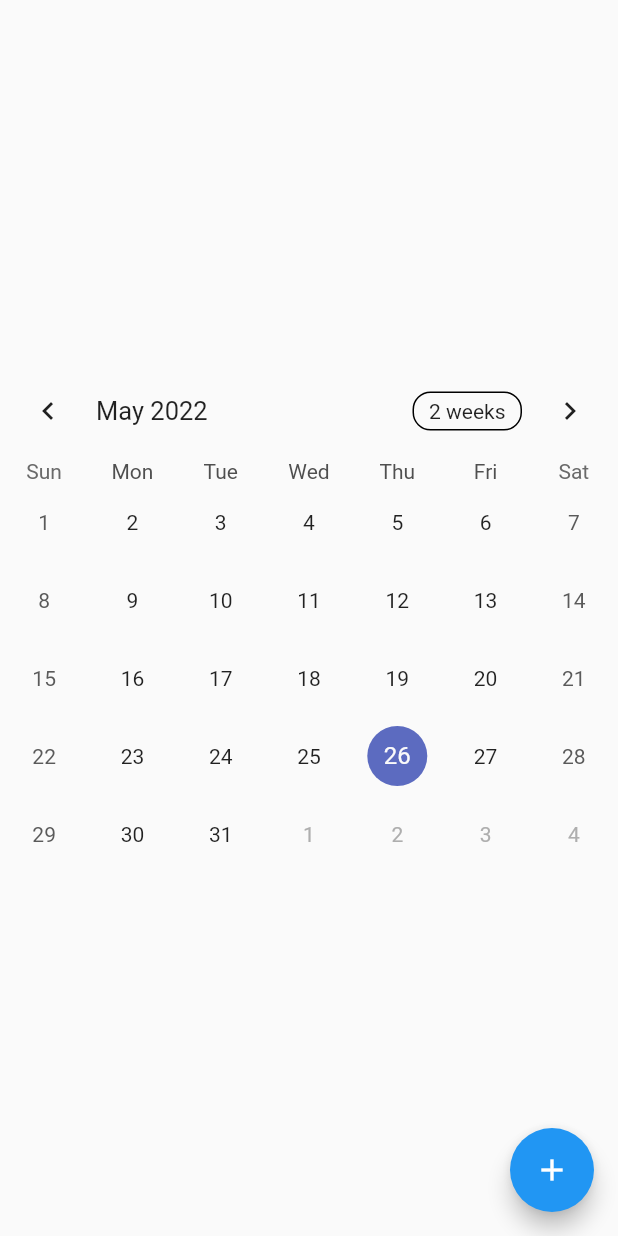
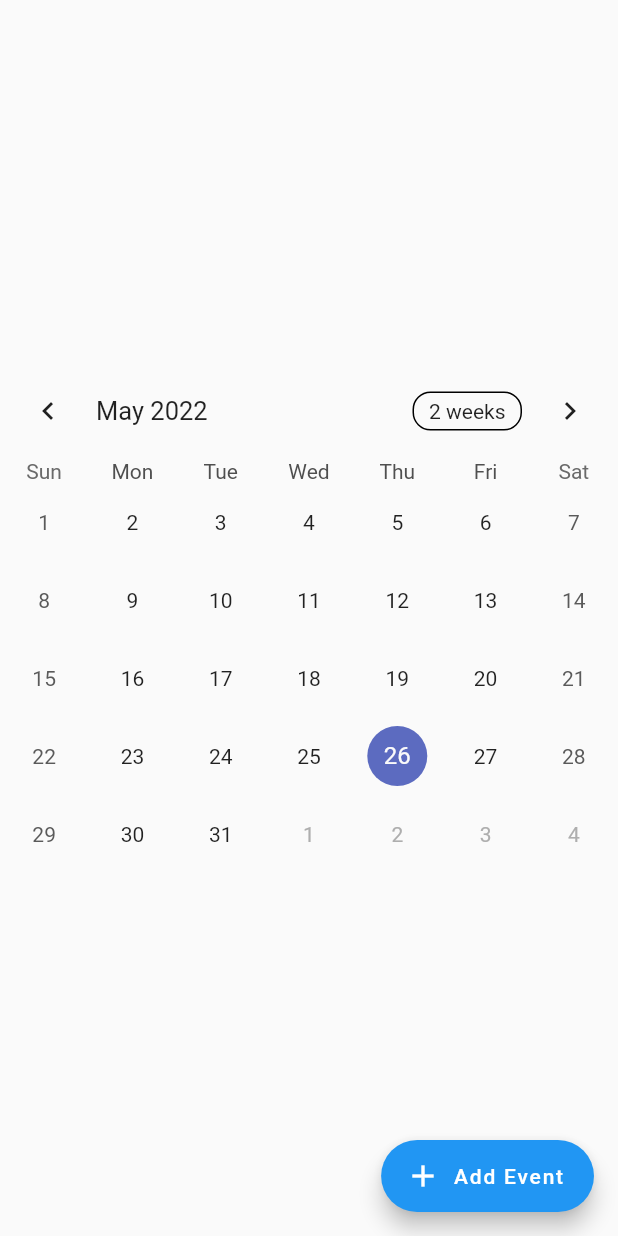
Before and after one commit to Victoriurki/VR-Calendar, a Flutter app: the screen it shows after launch, on a phone screen of 412 x 824 dp. Run offline on Flutter 3.47's test engine with Material 2 defaults, Android fonts, the phone set to English and light mode, and no system bars; drawn by our look-alikes of table_calendar; our stand-ins replace cloud_firestore, dio, firebase_auth, firebase_core, flutter_mobx, google_fonts and 3 more; accounts and stored records are empty; generated files the repository leaves out were written again.

Commit message:
Add event button done, without it's functionality

```diff
--- a/lib/features/authentication/home_page.dart/view/home_page_view.dart
+++ b/lib/features/authentication/home_page.dart/view/home_page_view.dart
@@ -4,7 +4,6 @@ import 'package:table_calendar/table_calendar.dart';
 
 import '../../../../core/generics/get_hashcode.dart';
 import '../../../../core/models/event_model.dart';
-
 
 class HomePage extends StatefulWidget {
   const HomePage({Key? key}) : super(key: key);
@@ -17,6 +16,7 @@ class _HomePageState extends State<HomePage> {
   late DateTime kToday;
   late DateTime kFirstDay;
   late DateTime kLastDay;
+  late Map<DateTime, List<Event>> kEvents;
   final ValueNotifier<DateTime> _focusedDay = ValueNotifier(
     DateTime.now(),
   );
@@ -24,6 +24,9 @@ class _HomePageState extends State<HomePage> {
     equals: isSameDay,
     hashCode: getHashCode,
   );
+  List<Event> getEventsForDay(DateTime day) {
+    return kEvents[day] ?? [];
+  }
 
   DateTime? _rangeStart;
   DateTime? _rangeEnd;
@@ -45,6 +48,7 @@ class _HomePageState extends State<HomePage> {
     );
     _selectedDays.add(_focusedDay.value);
     super.initState();
+    kEvents = {};
   }
 
   @override
@@ -62,7 +66,7 @@ class _HomePageState extends State<HomePage> {
             rangeStartDay: _rangeStart,
             rangeEndDay: _rangeEnd,
             rangeSelectionMode: _rangeSelectionMode,
-
+            eventLoader: getEventsForDay,
             onDaySelected: (selectedDay, focusedDay) {
               if (!isSameDay(_selectedDay, selectedDay)) {
                 setState(
@@ -90,9 +94,28 @@ class _HomePageState extends State<HomePage> {
           ),
         ],
       ),
-      floatingActionButton: FloatingActionButton(
-        onPressed: () {},
-        child: const Icon(Icons.add),
+      floatingActionButton: FloatingActionButton.extended(
+        onPressed: () => showDialog(
+          context: context,
+          builder: (context) => AlertDialog(
+            title: Text('Add Event'),
+            content: Text('Add Event Title'),
+            actions: [
+              TextButton(
+                onPressed: () => Navigator.pop(context),
+                child: Text('Ok'),
+              ),
+              TextButton(
+                onPressed: () => Navigator.pop(context),
+                child: Text('Cancel'),
+              ),
+            ],
+          ),
+        ),
+        label: Text(
+          'Add Event',
+        ),
+        icon: Icon(Icons.add),
       ),
     );
   }
--- a/lib/my_app_widget.dart
+++ b/lib/my_app_widget.dart
@@ -6,11 +6,10 @@ import 'features/authentication/home_page.dart/view/home_page_view.dart';
 class MyApp extends StatelessWidget {
   const MyApp({Key? key}) : super(key: key);
 
-  // This widget is the root of your application.
   @override
   Widget build(BuildContext context) {
-    return const MaterialApp(
-      title: 'Flutter Demo',
+    return MaterialApp(
+      title: 'VR Calendar',
       home: HomePage(),
     );
   }
```
Also changed, not shown: lib/features/authentication/home_page.dart/controller/home_page_controller.dart (added, +29 -0 lines).
